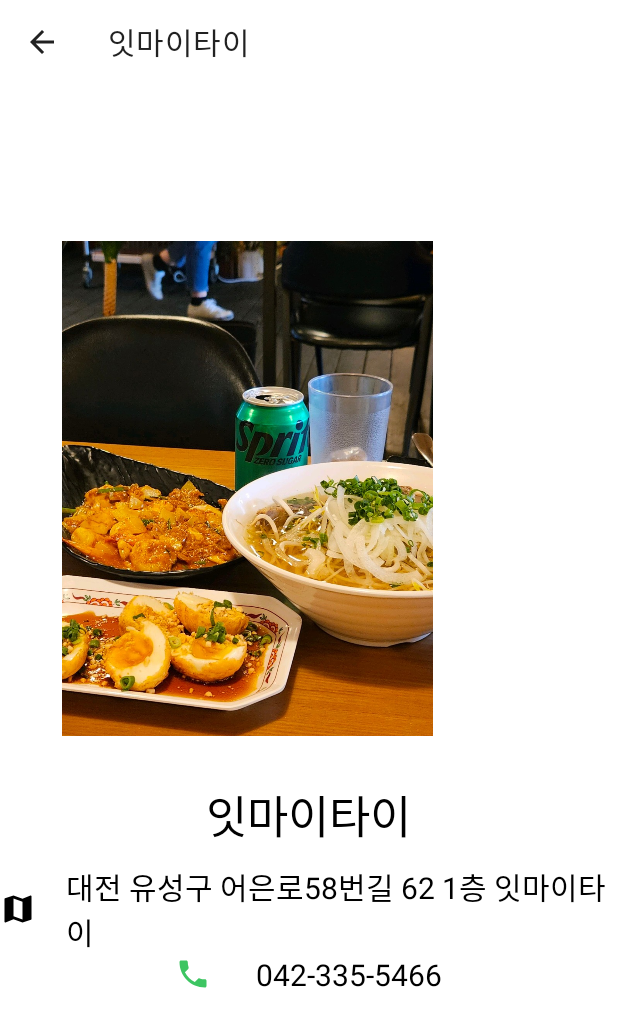
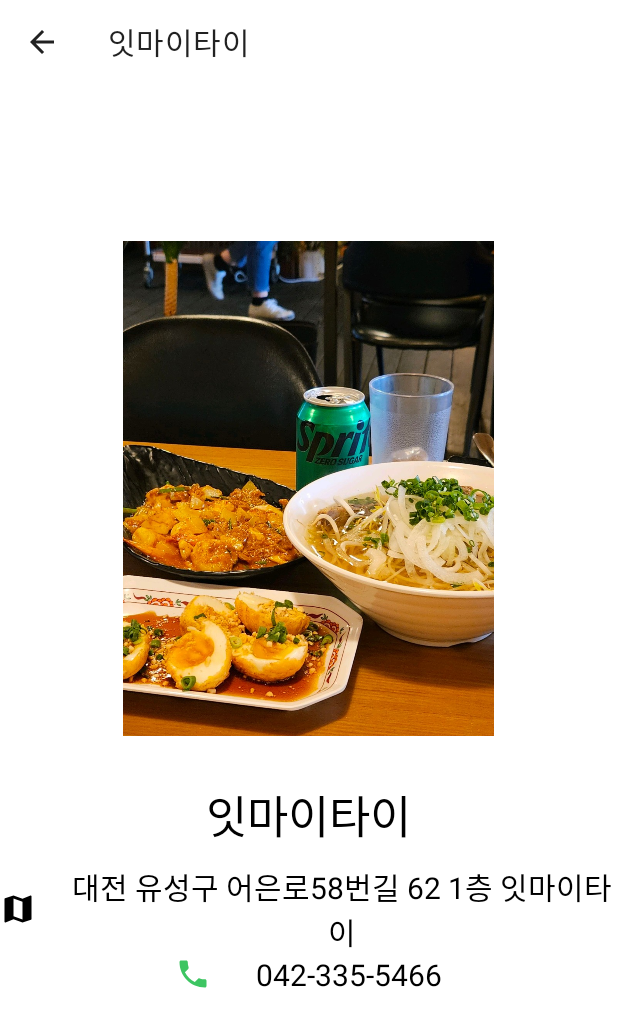
Before and after one commit to EunsuKim03/Madcamp_Week1, an Android app: the fragment GalleryFragment shown on its own in the app's theme, after a tap on an icon or button, on a phone screen of 412 x 824 dp. Shown: the top 1027 px of the screen. Run offline under Robolectric (Android 15) with nearby library versions, the phone set to English and light mode, and no system bars.

Commit message:
Gallery null issue solved

```diff
--- a/app/src/main/java/com/example/madcamp_week1/ui/gallery/GalleryFragment.kt
+++ b/app/src/main/java/com/example/madcamp_week1/ui/gallery/GalleryFragment.kt
@@ -42,10 +42,12 @@ class GalleryFragment : Fragment() {
             restaurantDataList.add(RestaurantData(rid, name, photo_name, phoneNumber, address))
         }
 
-        val list1 = restaurantDataList.map { it.photoName }.filterIndexed { i, _ -> i%3 == 0 }
-        val list2 = restaurantDataList.map { it.photoName }.filterIndexed { i, _ -> i%3 == 1 }
-        val list3 = restaurantDataList.map { it.photoName }.filterIndexed { i, _ -> i%3 == 2 }
+        val _list = (1..(3 - (restaurantDataList.size % 3))%3).fold(restaurantDataList.map{r -> r as RestaurantData?}.toMutableList(), {acc, _ -> acc.add(null); acc})
+        val list1 = _list.map { it?.photoName }.filterIndexed { i, _ -> i%3 == 0 }
+        val list2 = _list.map { it?.photoName }.filterIndexed { i, _ -> i%3 == 1 }
+        val list3 = _list.map { it?.photoName }.filterIndexed { i, _ -> i%3 == 2 }
         val photolist = list1.zip(list2).zip(list3) { (s1, s2), s3 -> Photo3(s1, s2, s3) }
+        println("\n\n\n${_list.size}\n\n\n")
 
         val galleryViewModel =
             ViewModelProvider(this)
--- a/app/src/main/java/com/example/madcamp_week1/ui/gallery/GalleryListAdapter.kt
+++ b/app/src/main/java/com/example/madcamp_week1/ui/gallery/GalleryListAdapter.kt
@@ -3,6 +3,7 @@ package com.example.madcamp_week1.ui.gallery
 import android.content.Intent
 import android.view.LayoutInflater
 import android.view.View
+import android.view.View.VISIBLE
 import android.view.ViewGroup
 import android.widget.ImageView
 import androidx.recyclerview.widget.RecyclerView
@@ -32,24 +33,33 @@ class GalleryListAdapter(private val context: android.content.Context, private v
         private val p3: ImageView = itemView.findViewById<ImageView>(R.id.photo3)
 
         fun bind(photo_set: Photo3, context: android.content.Context, position: Int) {
-            val resId1 = context.resources.getIdentifier(photo_set.p1, "drawable", context.packageName)
+            var resId1: Int? = null
             if (!photo_set.p1.isNullOrEmpty()) {
+                p1.visibility = VISIBLE
+                resId1 = context.resources.getIdentifier(photo_set.p1, "drawable", context.packageName)
                 p1.setImageResource(resId1)
             } else {
+                resId1 = context.resources.getIdentifier("nothing", "drawable", context.packageName)
                 p1.setImageResource(R.mipmap.ic_launcher)
             }
 
-            val resId2 = context.resources.getIdentifier(photo_set.p2, "drawable", context.packageName)
+            var resId2: Int? = null
             if (!photo_set.p2.isNullOrEmpty()) {
+                p2.visibility = VISIBLE
+                resId2 = context.resources.getIdentifier(photo_set.p2, "drawable", context.packageName)
                 p2.setImageResource(resId2)
             } else {
+                resId2 = context.resources.getIdentifier("nothing", "drawable", context.packageName)
                 p2.setImageResource(R.mipmap.ic_launcher)
             }
 
-            val resId3 = context.resources.getIdentifier(photo_set.p3, "drawable", context.packageName)
+            var resId3: Int? = null
             if (!photo_set.p3.isNullOrEmpty()) {
+                p3.visibility = VISIBLE
+                resId3 = context.resources.getIdentifier(photo_set.p3, "drawable", context.packageName)
                 p3.setImageResource(resId3)
             } else {
+                resId3 = context.resources.getIdentifier("nothing", "drawable", context.packageName)
                 p3.setImageResource(R.mipmap.ic_launcher)
             }
 
--- a/app/src/main/res/layout/activity_gallery_detail.xml
+++ b/app/src/main/res/layout/activity_gallery_detail.xml
@@ -42,6 +42,7 @@
             android:id="@+id/gallery_detail_photo"
             android:layout_width="330dp"
             android:layout_height="330dp"
+            android:layout_gravity="center"
             android:src="@drawable/ic_gallery_food"
             android:layout_marginBottom="30dp"
             />
@@ -64,6 +65,7 @@
             android:layout_gravity="center"
             android:textSize="20sp"
             android:textColor="#000000"
+            android:textAlignment="center"
             android:drawableStart="@drawable/ic_gallery_map"
             android:drawablePadding="20dp"
             />
--- a/app/src/main/res/layout/gallery_item_list.xml
+++ b/app/src/main/res/layout/gallery_item_list.xml
@@ -17,7 +17,7 @@
         app:layout_constraintEnd_toStartOf="@+id/photo2"
         app:layout_constraintStart_toStartOf="parent"
         app:layout_constraintTop_toTopOf="parent"
-        app:srcCompat="@mipmap/ic_launcher_round" />
+        android:visibility="invisible"/>
 
     <ImageView
         android:id="@+id/photo2"
@@ -30,7 +30,7 @@
         app:layout_constraintStart_toEndOf="@+id/photo1"
         app:layout_constraintEnd_toStartOf="@+id/photo3"
         app:layout_constraintTop_toTopOf="parent"
-        app:srcCompat="@mipmap/ic_launcher_round" />
+        android:visibility="invisible"/>
 
     <ImageView
         android:id="@+id/photo3"
@@ -43,7 +43,7 @@
         app:layout_constraintEnd_toEndOf="parent"
         app:layout_constraintStart_toEndOf="@+id/photo2"
         app:layout_constraintTop_toTopOf="parent"
-        app:srcCompat="@mipmap/ic_launcher_round" />
+        android:visibility="invisible"/>
 
 
 </androidx.constraintlayout.widget.ConstraintLayout>
```
